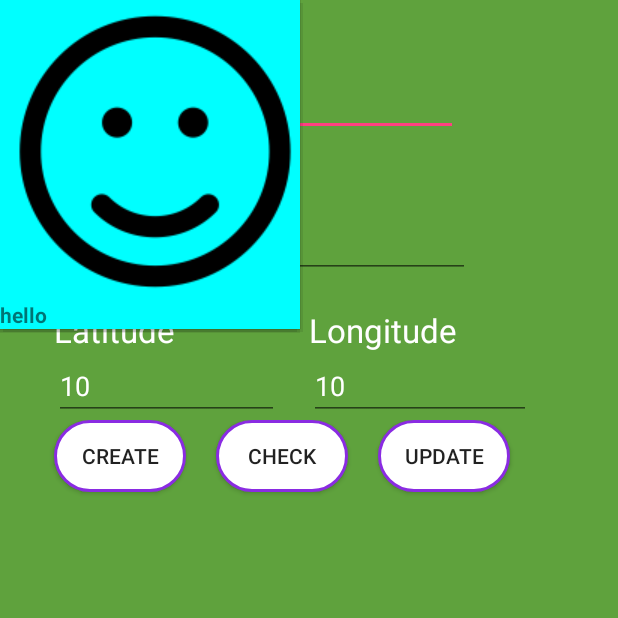
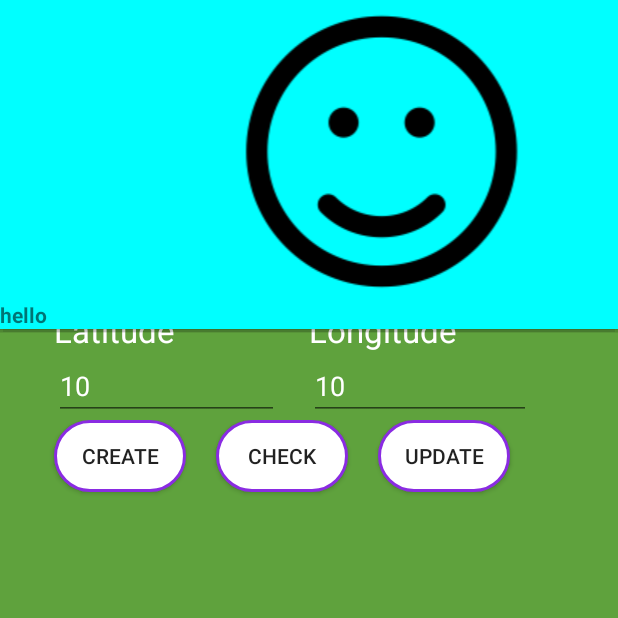
Before and after one commit to JavierMarte/ParentChildrev2, an Android app: the screen it shows after launch (ParentActivity), after a tap on "CHECK", on a phone screen of 412 x 824 dp, the top half of it. Run offline under Robolectric (Android 15) with nearby library versions, the phone set to English and light mode, and no system bars; 1 statement that could not run was skipped.

Commit message:
Made some revisions

```diff
--- a/app/src/main/res/layout/fragment_one.xml
+++ b/app/src/main/res/layout/fragment_one.xml
@@ -7,8 +7,8 @@
    android:background="#00ffff"
     android:id="@+id/popup">
        <ImageView
-           android:layout_width="200dp"
-           android:layout_height="200dp"
+           android:layout_width="502dp"
+           android:layout_height="match_parent"
            android:id="@+id/imageView"
            android:layout_alignParentLeft="true"
            android:layout_alignParentStart="true"
```
